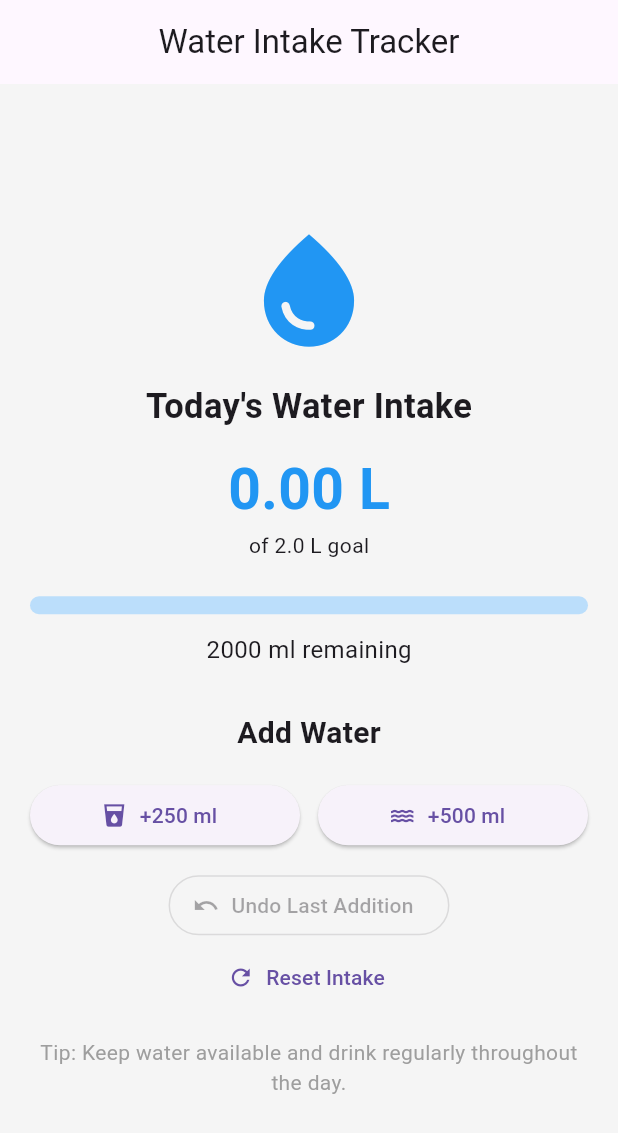
After one commit to gadaraboinadeepika/fitness-tracking-system, a Flutter app: the WaterTrackerScreen screen opened directly, on a phone screen of 412 x 824 dp. The commit adds this screen. Shown: the top 1133 px of the screen. Run offline on Flutter 3.47's test engine with Material 3 defaults, Android fonts, the phone set to English and light mode, and no system bars.

Commit message:
Add daily water intake tracker

```diff
--- a/lib/main.dart
+++ b/lib/main.dart
@@ -1,6 +1,7 @@
 import 'package:flutter/material.dart';
 import 'workout_screen.dart';
 import 'progress_screen.dart';
+import 'water_tracker_screen.dart';
 
 void main() {
   runApp(const FitnessTrackingApp());
@@ -39,6 +40,7 @@ class _MainNavigationScreenState
     FitnessHomePage(),
     WorkoutScreen(),
     ProgressScreen(),
+    WaterTrackerScreen(),
   ];
 
   @override
@@ -66,6 +68,10 @@ class _MainNavigationScreenState
           BottomNavigationBarItem(
             icon: Icon(Icons.bar_chart),
             label: 'Progress',
+          ),
+          BottomNavigationBarItem(
+            icon: Icon(Icons.water_drop),
+            label: 'Water',
           ),
         ],
       ),
--- /dev/null
+++ b/lib/water_tracker_screen.dart
@@ -0,0 +1,145 @@
+
+import 'package:flutter/material.dart';
+import 'water_tracker_screen.dart';
+class WaterTrackerScreen extends StatefulWidget {
+  const WaterTrackerScreen({super.key});
+
+  @override
+  State<WaterTrackerScreen> createState() => _WaterTrackerScreenState();
+}
+
+class _WaterTrackerScreenState extends State<WaterTrackerScreen> {
+  int waterIntake = 0;
+  int lastAdded = 0;
+
+  final int dailyGoal = 2000;
+
+  void addWater(int amount) {
+    setState(() {
+      waterIntake += amount;
+      lastAdded = amount;
+    });
+  }
+
+  void undoWater() {
+    if (lastAdded == 0) return;
+
+    setState(() {
+      waterIntake = (waterIntake - lastAdded).clamp(0, dailyGoal * 100);
+      lastAdded = 0;
+    });
+  }
+
+  void resetWater() {
+    setState(() {
+      waterIntake = 0;
+      lastAdded = 0;
+    });
+  }
+
+  @override
+  Widget build(BuildContext context) {
+    final double progress =
+        (waterIntake / dailyGoal).clamp(0.0, 1.0);
+
+    return Scaffold(
+      appBar: AppBar(
+        title: const Text('Water Intake Tracker'),
+        centerTitle: true,
+      ),
+      body: Center(
+        child: SingleChildScrollView(
+          padding: const EdgeInsets.all(20),
+          child: Column(
+            children: [
+              const Icon(
+                Icons.water_drop,
+                color: Colors.blue,
+                size: 90,
+              ),
+              const SizedBox(height: 16),
+              const Text(
+                "Today's Water Intake",
+                style: TextStyle(
+                  fontSize: 23,
+                  fontWeight: FontWeight.bold,
+                ),
+              ),
+              const SizedBox(height: 12),
+              Text(
+                '${(waterIntake / 1000).toStringAsFixed(2)} L',
+                style: const TextStyle(
+                  fontSize: 38,
+                  fontWeight: FontWeight.bold,
+                  color: Colors.blue,
+                ),
+              ),
+              Text('of ${(dailyGoal / 1000).toStringAsFixed(1)} L goal'),
+              const SizedBox(height: 24),
+              LinearProgressIndicator(
+                value: progress,
+                minHeight: 12,
+                borderRadius: BorderRadius.circular(10),
+                backgroundColor: Colors.blue.shade100,
+                color: Colors.blue,
+              ),
+              const SizedBox(height: 12),
+              Text(
+                waterIntake >= dailyGoal
+                    ? 'Daily goal reached!'
+                    : '${dailyGoal - waterIntake} ml remaining',
+                style: const TextStyle(fontSize: 16),
+              ),
+              const SizedBox(height: 30),
+              const Text(
+                'Add Water',
+                style: TextStyle(
+                  fontSize: 20,
+                  fontWeight: FontWeight.bold,
+                ),
+              ),
+              const SizedBox(height: 16),
+              Row(
+                children: [
+                  Expanded(
+                    child: ElevatedButton.icon(
+                      onPressed: () => addWater(250),
+                      icon: const Icon(Icons.local_drink),
+                      label: const Text('+250 ml'),
+                    ),
+                  ),
+                  const SizedBox(width: 12),
+                  Expanded(
+                    child: ElevatedButton.icon(
+                      onPressed: () => addWater(500),
+                      icon: const Icon(Icons.water),
+                      label: const Text('+500 ml'),
+                    ),
+                  ),
+                ],
+              ),
+              const SizedBox(height: 12),
+              OutlinedButton.icon(
+                onPressed: lastAdded == 0 ? null : undoWater,
+                icon: const Icon(Icons.undo),
+                label: const Text('Undo Last Addition'),
+              ),
+              TextButton.icon(
+                onPressed: resetWater,
+                icon: const Icon(Icons.refresh),
+                label: const Text('Reset Intake'),
+              ),
+              const SizedBox(height: 16),
+              const Text(
+                'Tip: Keep water available and drink regularly '
+                'throughout the day.',
+                textAlign: TextAlign.center,
+                style: TextStyle(color: Colors.grey),
+              ),
+            ],
+          ),
+        ),
+      ),
+    );
+  }
+}
```
